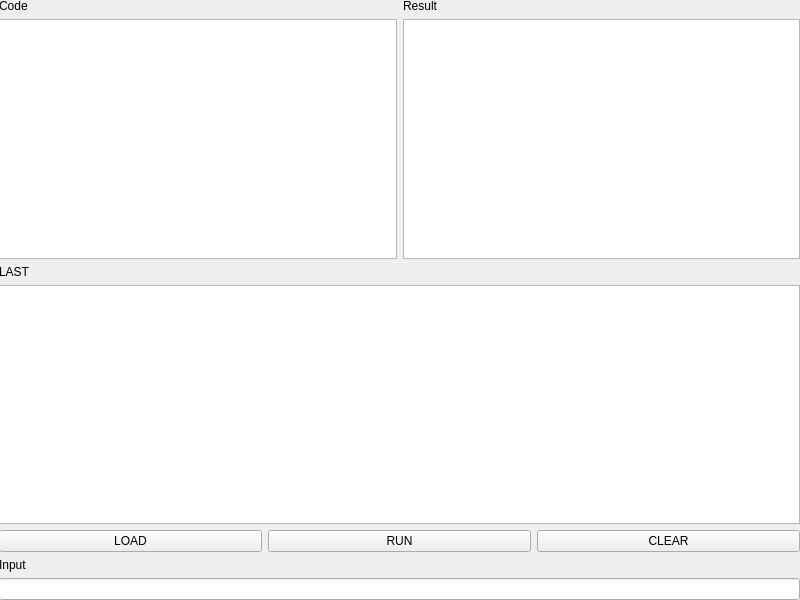
Above: Basic-interpreter/mainwindow.ui from KendrickChou/DS before the change. Below: the same form after it.
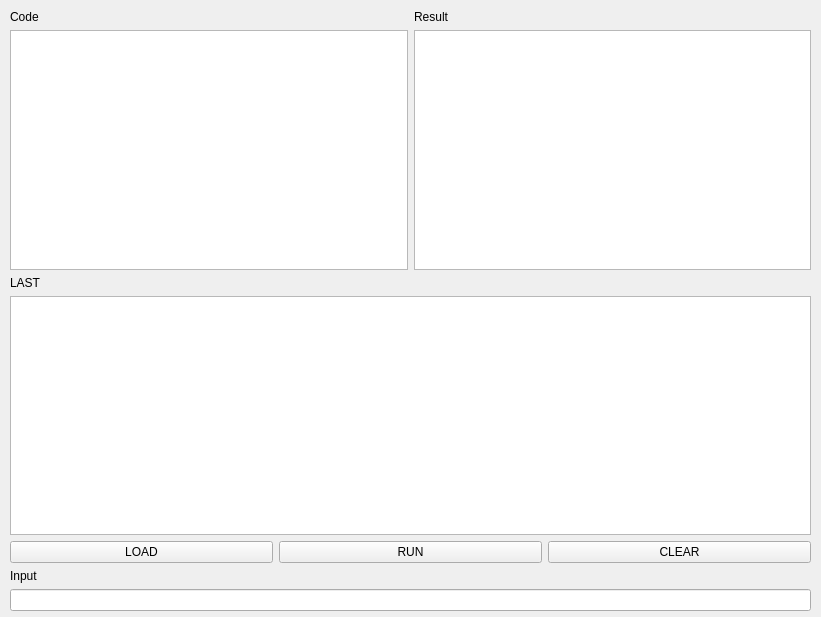
That is the form after the change. Icons and pictures are not drawn.

Patch:
```diff
--- a/Basic-interpreter/mainwindow.ui
+++ b/Basic-interpreter/mainwindow.ui
@@ -6,8 +6,8 @@
    <rect>
     <x>0</x>
     <y>0</y>
-    <width>800</width>
-    <height>600</height>
+    <width>821</width>
+    <height>617</height>
    </rect>
   </property>
   <property name="windowTitle">
@@ -17,8 +17,8 @@
    <widget class="QWidget" name="verticalLayoutWidget">
     <property name="geometry">
      <rect>
-      <x>-1</x>
-      <y>-1</y>
+      <x>10</x>
+      <y>10</y>
       <width>801</width>
       <height>601</height>
      </rect>
```
Left out of the diff: 10 changed lines with no effect on the pictures.
